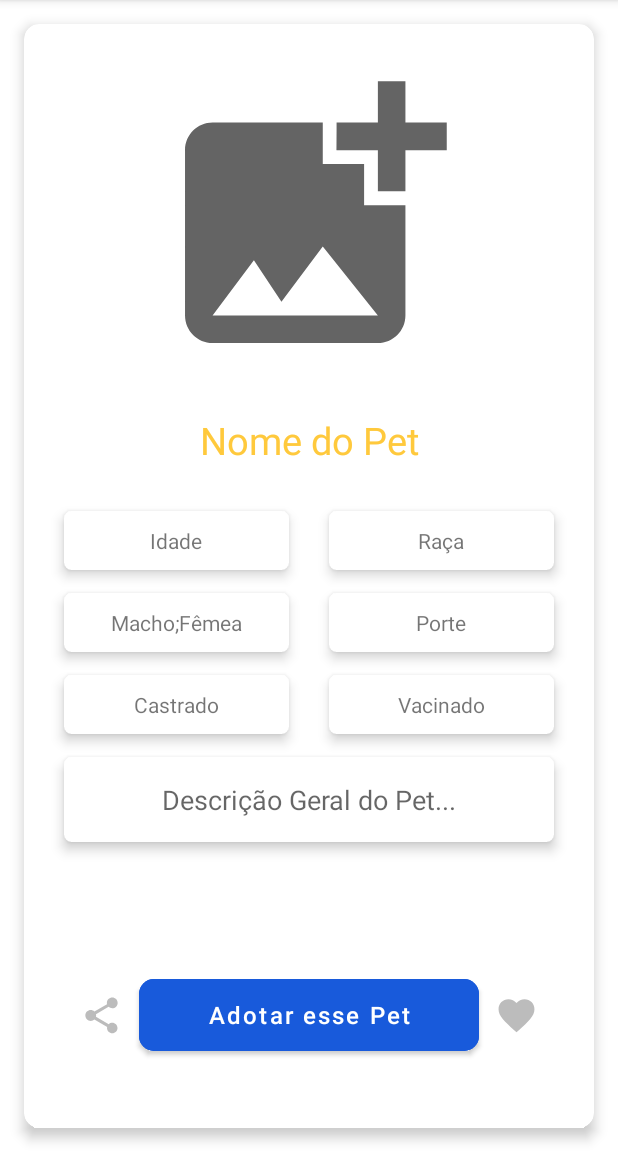
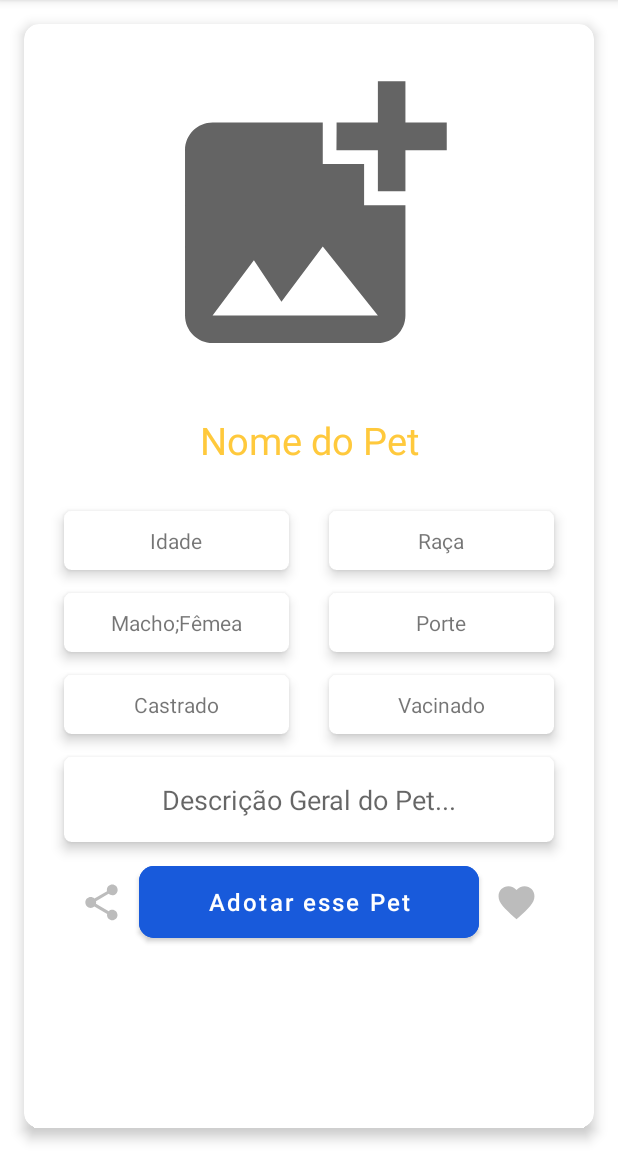
Before and after one commit to JamesWillian/miauau, an Android app: the fragment PetDetailFragment placed in its activity, on a phone screen of 412 x 824 dp, the part 84-1236 px from its top. Run offline under Robolectric (Android 15) with nearby library versions, the phone set to English and light mode, and no system bars; our stand-ins replace Firebase (no records; nobody signed in at launch, a user with empty details on screens opened directly), Picasso, navigation-ui; 2 statements that could not run were skipped.

Commit message:
Refactoring Model Files and fixing PetDetail layout

```diff
--- a/app/src/main/java/com/jammes/miauau/collections/HomeListAdapter.kt
+++ b/app/src/main/java/com/jammes/miauau/collections/HomeListAdapter.kt
@@ -1,6 +1,5 @@
 package com.jammes.miauau.collections
 
-import android.annotation.SuppressLint
 import android.view.LayoutInflater
 import android.view.ViewGroup
 import androidx.navigation.findNavController
@@ -8,6 +7,9 @@ import androidx.recyclerview.widget.AsyncListDiffer
 import androidx.recyclerview.widget.DiffUtil
 import androidx.recyclerview.widget.RecyclerView
 import com.jammes.miauau.R
+import com.jammes.miauau.core.model.AgeType
+import com.jammes.miauau.core.model.PetItem
+import com.jammes.miauau.core.model.Sex
 import com.jammes.miauau.databinding.PetItemBinding
 import com.jammes.miauau.forms.HomeFragmentDirections
 import com.squareup.picasso.Picasso
@@ -21,6 +23,7 @@ class HomeListAdapter : RecyclerView.Adapter<HomeListAdapter.ViewHolder>() {
                 AgeType.WEEKS -> itemView.context.getString(R.string.weeks)
                 AgeType.MONTHS -> itemView.context.getString(R.string.months)
                 AgeType.YEARS -> itemView.context.getString(R.string.years)
+                else -> {""}
             }
 
             binding.petNameTextView.text = petItem.name
@@ -32,6 +35,7 @@ class HomeListAdapter : RecyclerView.Adapter<HomeListAdapter.ViewHolder>() {
                 when (petItem.sex) {
                     Sex.MALE -> itemView.context.getString(R.string.male)
                     Sex.FEMALE -> itemView.context.getString(R.string.female)
+                    else -> {""}
                 }
 
             Picasso.get()
--- a/app/src/main/java/com/jammes/miauau/collections/MyPetsListAdapter.kt
+++ b/app/src/main/java/com/jammes/miauau/collections/MyPetsListAdapter.kt
@@ -7,6 +7,7 @@ import androidx.recyclerview.widget.AsyncListDiffer
 import androidx.recyclerview.widget.DiffUtil
 import androidx.recyclerview.widget.RecyclerView
 import com.jammes.miauau.R
+import com.jammes.miauau.core.model.PetItem
 import com.jammes.miauau.databinding.MyPetItemBinding
 import com.jammes.miauau.forms.UserProfileFragmentDirections
 import com.squareup.picasso.Picasso
--- a/app/src/main/java/com/jammes/miauau/collections/PetsListViewModel.kt
+++ b/app/src/main/java/com/jammes/miauau/collections/PetsListViewModel.kt
@@ -1,8 +1,7 @@
 package com.jammes.miauau.collections
 
 import androidx.lifecycle.*
-import com.jammes.miauau.R
-import com.jammes.miauau.core.model.PetDomain
+import com.jammes.miauau.core.model.*
 import com.jammes.miauau.core.repository.PetsRepository
 import kotlinx.coroutines.launch
 
--- a/app/src/main/java/com/jammes/miauau/collections/UserProfileViewModel.kt
+++ b/app/src/main/java/com/jammes/miauau/collections/UserProfileViewModel.kt
@@ -1,6 +1,8 @@
 package com.jammes.miauau.collections
 
 import androidx.lifecycle.*
+import com.jammes.miauau.core.model.PetItem
+import com.jammes.miauau.core.model.User
 import com.jammes.miauau.core.model.UserDomain
 import com.jammes.miauau.core.repository.PetsRepository
 import com.jammes.miauau.core.repository.UsersRepository
--- a/app/src/main/java/com/jammes/miauau/collections/PetItem.kt
+++ b/app/src/main/java/com/jammes/miauau/core/model/PetItem.kt
@@ -1,4 +1,4 @@
-package com.jammes.miauau.collections
+package com.jammes.miauau.core.model
 
 import android.graphics.Bitmap
 
--- a/app/src/main/java/com/jammes/miauau/collections/PetType.kt
+++ b/app/src/main/java/com/jammes/miauau/core/model/PetType.kt
@@ -1,4 +1,4 @@
-package com.jammes.miauau.collections
+package com.jammes.miauau.core.model
 
 sealed class PetType {
     object DOG: PetType()
--- a/app/src/main/java/com/jammes/miauau/collections/User.kt
+++ b/app/src/main/java/com/jammes/miauau/core/model/User.kt
@@ -1,4 +1,4 @@
-package com.jammes.miauau.collections
+package com.jammes.miauau.core.model
 
 import android.graphics.Bitmap
 
--- a/app/src/main/java/com/jammes/miauau/core/repository/PetsRepository.kt
+++ b/app/src/main/java/com/jammes/miauau/core/repository/PetsRepository.kt
@@ -1,9 +1,6 @@
 package com.jammes.miauau.core.repository
 
-import com.google.firebase.inject.Deferred
-import com.jammes.miauau.collections.PetItem
 import com.jammes.miauau.core.model.PetDomain
-import kotlinx.coroutines.coroutineScope
 
 interface PetsRepository {
 
--- a/app/src/main/java/com/jammes/miauau/forms/PetDetailFragment.kt
+++ b/app/src/main/java/com/jammes/miauau/forms/PetDetailFragment.kt
@@ -13,7 +13,9 @@ import com.google.firebase.auth.ktx.auth
 import com.google.firebase.ktx.Firebase
 import com.jammes.miauau.R
 import com.jammes.miauau.collections.*
-import com.jammes.miauau.forms.PetDetailFragmentArgs
+import com.jammes.miauau.core.model.AgeType
+import com.jammes.miauau.core.model.Sex
+import com.jammes.miauau.core.model.Size
 import com.jammes.miauau.core.repository.PetsRepositoryFirestore
 import com.jammes.miauau.databinding.FragmentPetDetailBinding
 import com.squareup.picasso.Picasso
--- a/app/src/main/java/com/jammes/miauau/forms/UserProfileEditFragment.kt
+++ b/app/src/main/java/com/jammes/miauau/forms/UserProfileEditFragment.kt
@@ -10,7 +10,7 @@ import androidx.fragment.app.activityViewModels
 import androidx.navigation.fragment.findNavController
 import com.google.firebase.auth.ktx.auth
 import com.google.firebase.ktx.Firebase
-import com.jammes.miauau.collections.User
+import com.jammes.miauau.core.model.User
 import com.jammes.miauau.collections.UserProfileViewModel
 import com.jammes.miauau.core.repository.PetsRepositoryFirestore
 import com.jammes.miauau.core.repository.UsersRepositoryFirestore
--- a/app/src/main/res/layout/fragment_pet_detail.xml
+++ b/app/src/main/res/layout/fragment_pet_detail.xml
@@ -6,20 +6,28 @@
     android:layout_height="match_parent"
     android:fillViewport="true">
 
+    <androidx.constraintlayout.widget.ConstraintLayout
+        android:layout_width="match_parent"
+        android:layout_height="wrap_content">
+
         <androidx.cardview.widget.CardView
+            android:id="@+id/mainCardView"
             android:layout_width="match_parent"
             android:layout_height="match_parent"
             android:layout_marginStart="16dp"
+            android:layout_marginEnd="16dp"
             android:layout_marginTop="16dp"
-        android:layout_marginEnd="16dp"
             android:layout_marginBottom="16dp"
+            app:layout_constraintTop_toTopOf="parent"
+            app:layout_constraintBottom_toBottomOf="parent"
+            app:layout_constraintStart_toStartOf="parent"
+            app:layout_constraintEnd_toEndOf="parent"
             app:cardCornerRadius="10dp"
             app:cardElevation="5dp">
 
             <androidx.constraintlayout.widget.ConstraintLayout
                 android:layout_width="match_parent"
-            android:layout_height="match_parent"
-            tools:context=".forms.PetDetailFragment">
+                android:layout_height="match_parent" >
 
                 <ImageView
                     android:id="@+id/petImageView"
@@ -27,6 +35,7 @@
                     android:layout_height="200dp"
                     android:layout_gravity="top|center"
                     android:layout_marginTop="30dp"
+                    android:contentDescription="@string/pet_image"
                     android:scaleType="centerCrop"
                     android:src="@drawable/ic_pet_no_photo_foreground"
                     app:layout_constraintEnd_toEndOf="parent"
@@ -243,16 +252,16 @@
                     android:layout_width="50dp"
                     android:layout_height="50dp"
                     android:src="@drawable/ic_share_foreground"
+                    app:layout_constraintBottom_toBottomOf="@id/adoptButton"
+                    app:layout_constraintEnd_toStartOf="@id/adoptButton"
                     app:layout_constraintStart_toStartOf="@id/petDescriptionCard"
-                app:layout_constraintEnd_toStartOf="@id/adoptButton"
-                app:layout_constraintBottom_toBottomOf="@id/adoptButton"
-                app:layout_constraintTop_toTopOf="@id/adoptButton"/>
+                    app:layout_constraintTop_toTopOf="@id/adoptButton" />
 
                 <Button
                     android:id="@+id/adoptButton"
                     android:layout_width="0dp"
                     android:layout_height="60dp"
-                android:layout_marginTop="40dp"
+                    android:layout_marginTop="10dp"
                     android:backgroundTint="@color/blue"
                     android:text="Adotar esse Pet"
                     android:textAllCaps="false"
@@ -260,20 +269,21 @@
                     app:cornerRadius="10dp"
                     app:layout_constraintEnd_toStartOf="@id/saveImageView2"
                     app:layout_constraintStart_toEndOf="@id/shareImageView2"
-                app:layout_constraintTop_toBottomOf="@id/petDescriptionCard"
-                app:layout_constraintBottom_toBottomOf="parent"/>
+                    app:layout_constraintTop_toBottomOf="@id/petDescriptionCard" />
 
                 <ImageView
                     android:id="@+id/saveImageView2"
                     android:layout_width="50dp"
                     android:layout_height="50dp"
                     android:src="@drawable/ic_pets_foreground"
+                    app:layout_constraintBottom_toBottomOf="@id/adoptButton"
+                    app:layout_constraintEnd_toEndOf="@id/petDescriptionCard"
                     app:layout_constraintStart_toEndOf="@id/adoptButton"
-                app:layout_constraintEnd_toEndOf="@id/petDescriptionCard"
-                app:layout_constraintBottom_toBottomOf="@id/adoptButton"
-                app:layout_constraintTop_toTopOf="@id/adoptButton"/>
+                    app:layout_constraintTop_toTopOf="@id/adoptButton" />
 
             </androidx.constraintlayout.widget.ConstraintLayout>
 
         </androidx.cardview.widget.CardView>
+
+    </androidx.constraintlayout.widget.ConstraintLayout>
 </ScrollView>
--- a/app/src/main/res/values/strings.xml
+++ b/app/src/main/res/values/strings.xml
@@ -29,4 +29,5 @@
     <string name="pet_description_hint">Descrição geral do pet</string>
     <string name="Profile">Perfil</string>
     <string name="EditProfile">Editar Perfil</string>
+    <string name="pet_image">Imagem do Pet</string>
 </resources>
```
Also changed, not shown: app/src/main/java/com/jammes/miauau/collections/PetRegisterViewModel.kt (+3 -12 lines), app/src/main/java/com/jammes/miauau/forms/PetRegisterFragment.kt (+1 -9 lines). Lines whose indentation alone changed are shown as unchanged.
